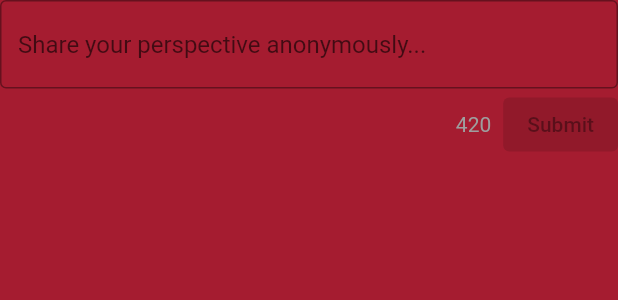
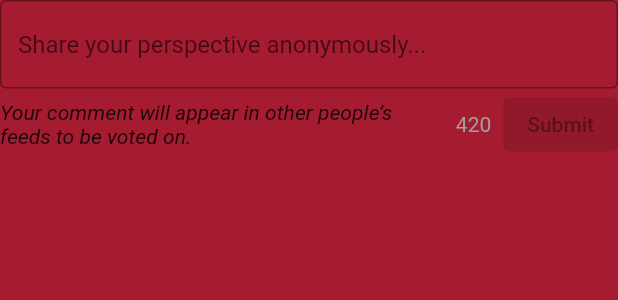
Before and after one commit to Crimson-OpenGov/opengov, a Flutter app: the AddComment widget shown alone on an empty page, opened directly with empty values, on a phone screen of 412 x 824 dp. Shown: the top 300 px of the screen. Run offline on Flutter 3.47's test engine with Material 2 defaults, Android fonts, the phone set to English and light mode, and no system bars; our stand-ins replace datetime_picker_formfield, firebase_core, firebase_messaging, in_app_review, package_info_plus, shared_preferences; missing offline and left inert: duration; accounts and stored records are empty; generated files the repository leaves out were written again; network calls fail.

Commit message:
Added subtitle to comment box

```diff
--- a/app/lib/widgets/polls/details/add_comment.dart
+++ b/app/lib/widgets/polls/details/add_comment.dart
@@ -83,8 +83,15 @@ class _AddCommentState extends State<AddComment> {
             textInputAction: TextInputAction.done,
           ),
           Row(
-            mainAxisAlignment: MainAxisAlignment.end,
             children: [
+              const Expanded(
+                child: Text(
+                  'Your comment will appear in other people’s feeds to be '
+                  'voted on.',
+                  style: TextStyle(fontStyle: FontStyle.italic),
+                ),
+              ),
+              const SizedBox(width: 8),
               Text(
                 '$_remainingCharacters',
                 style: TextStyle(
```
